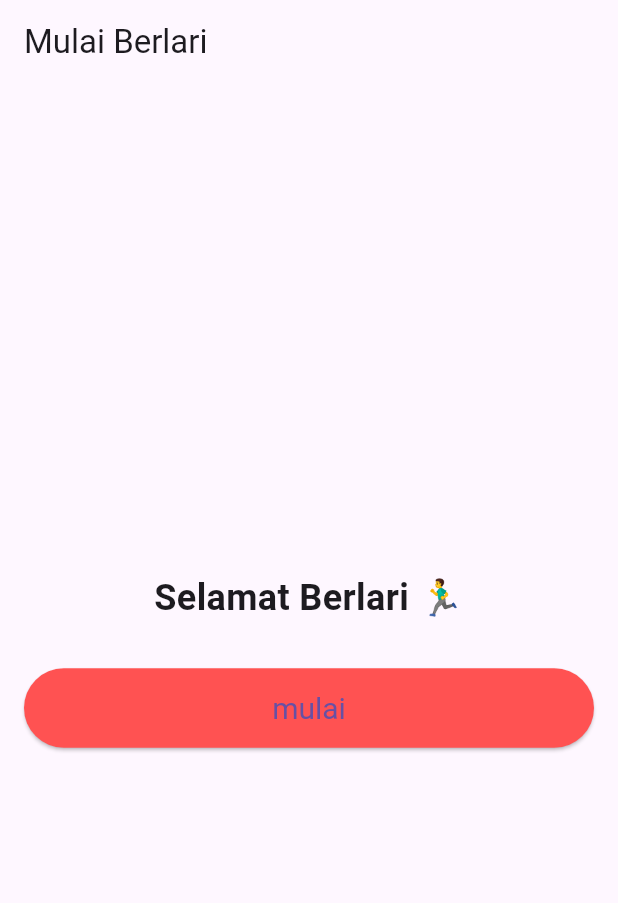
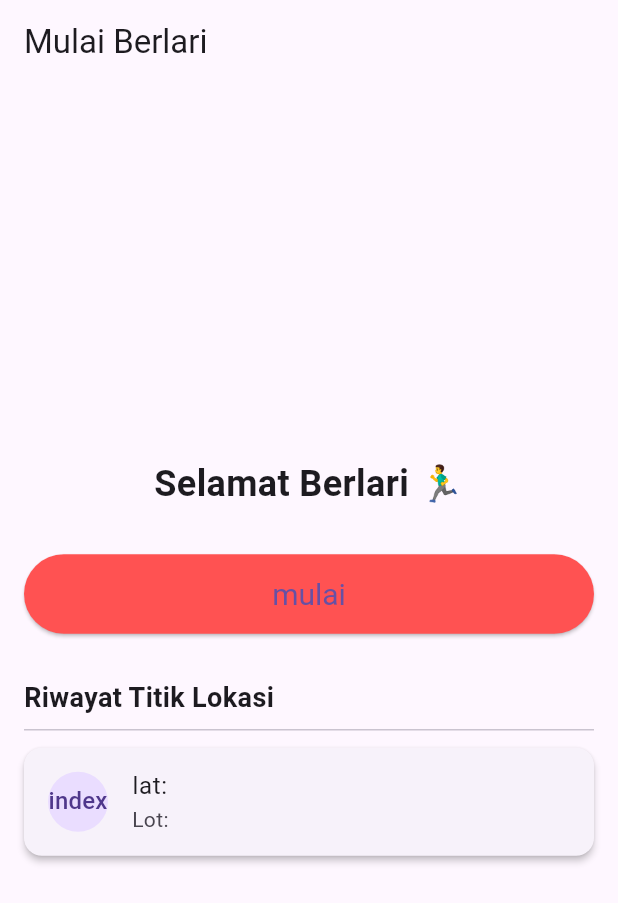
Before and after one commit to dimasbagas/Runnning_feet, a Flutter app: the screen it shows after launch, on a phone screen of 412 x 824 dp. Shown: the top 903 px of the screen. Run offline on Flutter 3.47's test engine with Material 3 defaults, Android fonts, the light colour scheme and no system bars.

Commit message:
membuat card pada lat lot

```diff
--- a/lib/pages/running.dart
+++ b/lib/pages/running.dart
@@ -35,6 +35,21 @@ class _RunningState extends State<Running> {
                 onPressed: () {},
                 child: Text("mulai"),
               ),
+              SizedBox(height: 30),
+              Text("Riwayat Titik Lokasi",
+              style: TextStyle(fontSize: 18, fontWeight: FontWeight.bold),),
+              Divider(),
+              Card(
+                elevation: 2,
+                margin: EdgeInsets.symmetric(vertical: 4),
+                child: ListTile(
+                  leading: CircleAvatar(
+                    child: Text("index"),
+                  ),
+                  title: Text("lat:"),
+                  subtitle: Text("Lot:"),
+                ),
+              )
             ],
           ),
         ),
```
